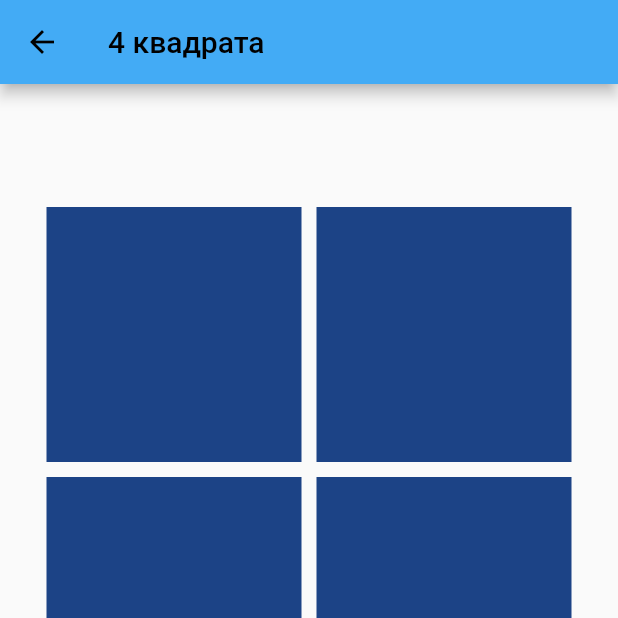
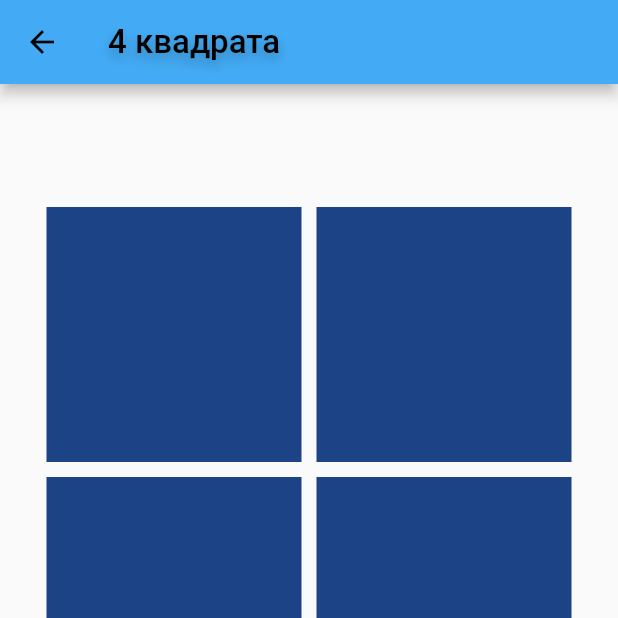
Before and after one commit to TimurKarev/first_bootcamp, a Flutter app: the SquaresPage screen opened directly, on a phone screen of 412 x 824 dp, the top half of it. Run offline on Flutter 3.47's test engine with Material 2 defaults, Android fonts, the light colour scheme and no system bars.

Commit message:
feat(lib\screens\squares): fix warnings

```diff
--- a/lib/screens/squares/squares_page.dart
+++ b/lib/screens/squares/squares_page.dart
@@ -1,6 +1,7 @@
 import 'package:first_bootcamp/assets/strings/strings_app.dart';
 import 'package:first_bootcamp/screens/squares/widgets/grid_body.dart';
 import 'package:first_bootcamp/theme/colors_app.dart';
+import 'package:first_bootcamp/theme/text_styles_app.dart';
 import 'package:flutter/material.dart';
 import 'dart:math' as math; //TODO: move dependency
 
@@ -24,7 +25,10 @@ class _SquaresPageState extends State<SquaresPage> {
   Widget build(BuildContext context) {
     return Scaffold(
       appBar: AppBar(
-        title: const Text(StringsApp.mainScreenTaskItemFirstText),
+        title: Text(
+          StringsApp.mainScreenTaskItemFirstText,
+          style: TextStylesApp.headerTextStyle.andColor(ColorsApp.black),
+        ),
         foregroundColor: ColorsApp.black,
         backgroundColor: ColorsApp.primeBlue,
       ),
--- a/lib/screens/squares/widgets/square.dart
+++ b/lib/screens/squares/widgets/square.dart
@@ -1,4 +1,3 @@
-import 'package:first_bootcamp/screens/squares/squares_page.dart';
 import 'package:flutter/material.dart';
 
 class Square extends StatelessWidget {
```
